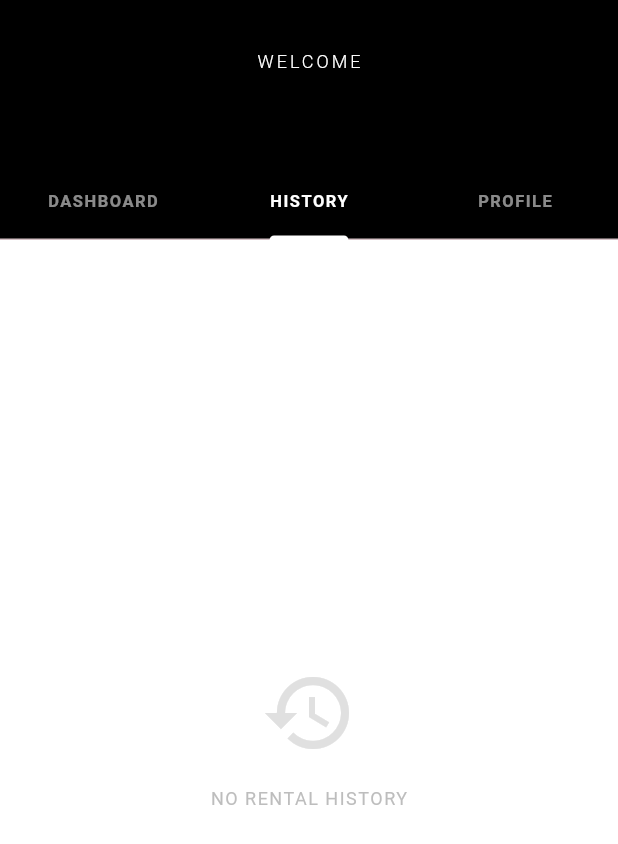
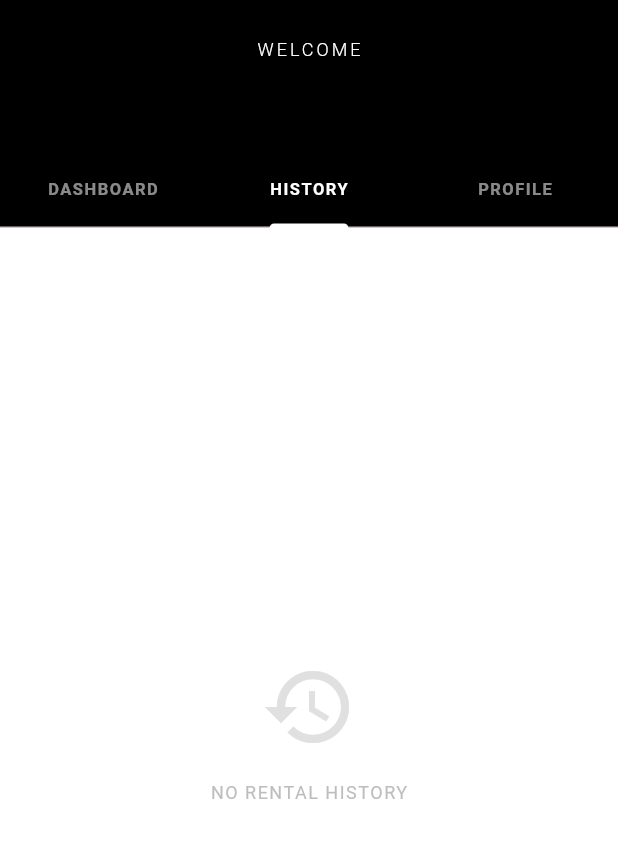
Before and after one commit to Naily1st/utspam_c3_5b_0029, a Flutter app: the HomePage screen opened directly, tab 2 chosen, on a phone screen of 412 x 824 dp. Shown: the top 844 px of the screen. Run offline on Flutter 3.47's test engine with Material 3 defaults, Android fonts, the phone set to English and light mode, and no system bars; our stand-ins replace shared_preferences, sqflite; accounts and stored records are empty.

Commit message:
perbaiki padding

```diff
--- a/lib/pages/home_page.dart
+++ b/lib/pages/home_page.dart
@@ -49,7 +49,7 @@ class _HomePageState extends State<HomePage>
               child: Column(
                 children: [
                   Padding(
-                    padding: const EdgeInsets.fromLTRB(24, 32, 24, 24),
+                    padding: const EdgeInsets.all(24),
                     child: Column(
                       crossAxisAlignment: CrossAxisAlignment.start,
                       children: [
--- a/lib/pages/tabs/dashboard_tab.dart
+++ b/lib/pages/tabs/dashboard_tab.dart
@@ -23,7 +23,7 @@ class _DashboardTabState extends State<DashboardTab> {
   Widget build(BuildContext context) {
     return SingleChildScrollView(
       child: Padding(
-        padding: const EdgeInsets.all(24),
+        padding: const EdgeInsets.fromLTRB(24, 0, 24, 24),
         child: GridView.builder(
           shrinkWrap: true,
           physics: const NeverScrollableScrollPhysics(),
```
